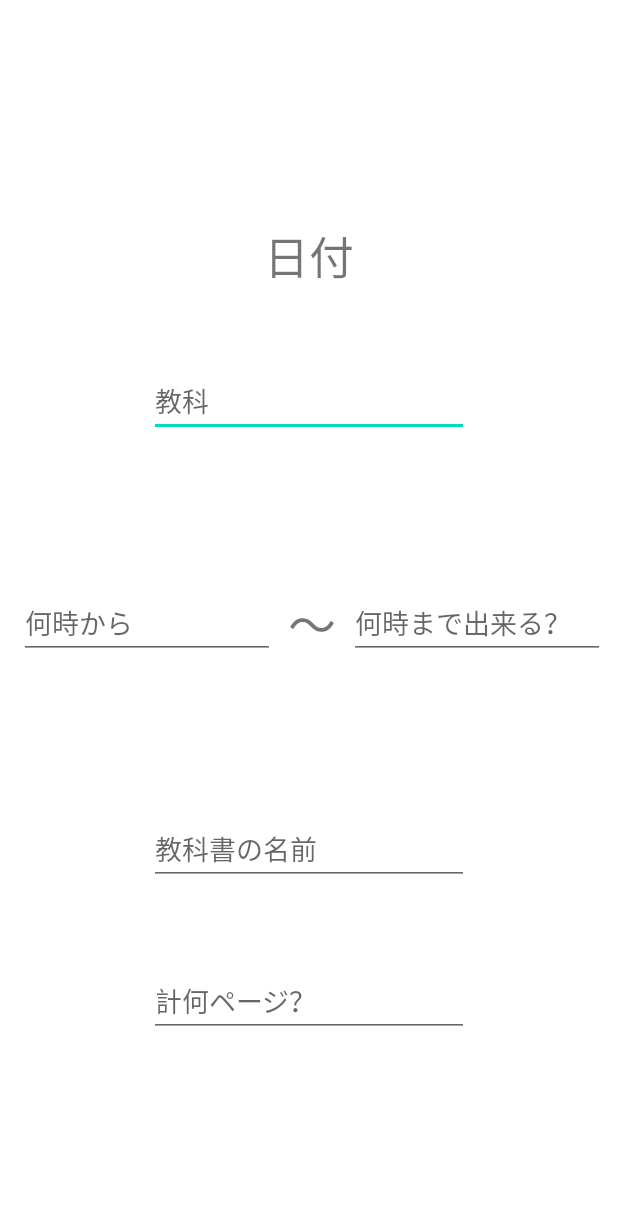
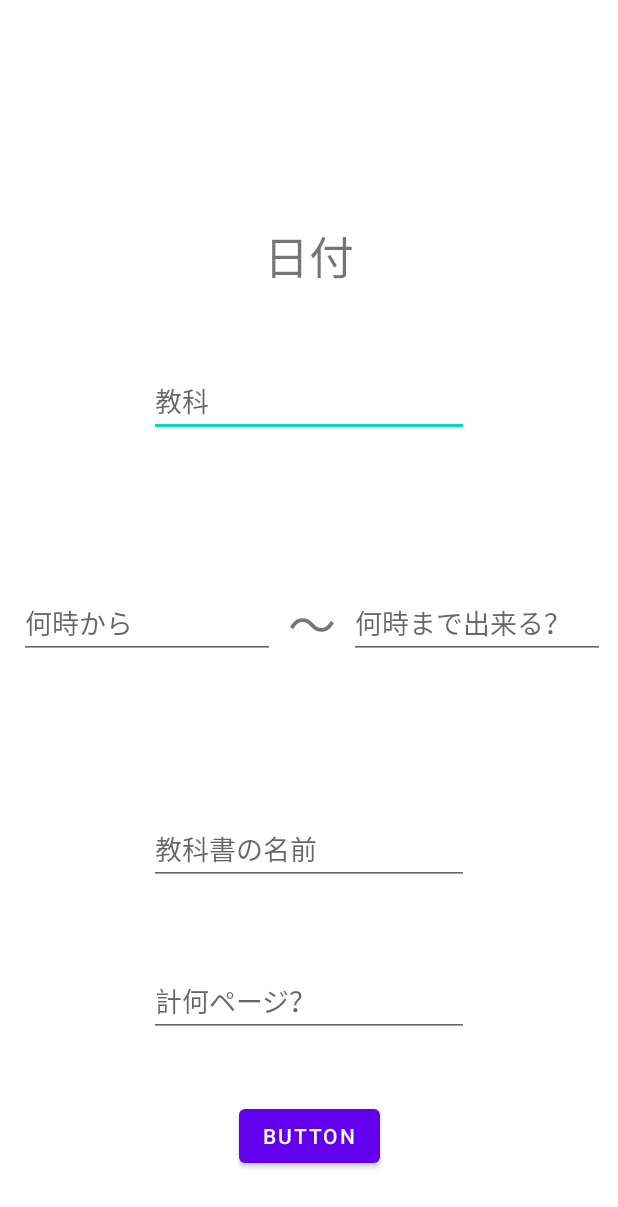
Before and after one commit to 0427majimayu/Create_TMS_Activity, an Android app: the layout activity_edit_task.xml on its own in the app's theme, with its tools: preview values and no code run, on a phone screen of 412 x 824 dp. Shown: the top 1207 px of the screen. Run offline under Robolectric (Android 15) with nearby library versions, the phone set to English and light mode, and no system bars.

Commit message:
2022/2/18

```diff
--- a/app/build.gradle
+++ b/app/build.gradle
@@ -45,7 +45,7 @@ dependencies {
     implementation 'androidx.constraintlayout:constraintlayout:2.1.0'
     implementation "androidx.cardview:cardview:1.0.0"
     implementation "androidx.recyclerview:recyclerview:1.2.1"
-    implementation "io.realm:realm-annotations:7.0.0"
+    implementation "io.realm:realm-annotations:10.10.0"
 
     testImplementation 'junit:junit:4.+'
     androidTestImplementation 'androidx.test.ext:junit:1.1.3'
--- a/app/src/main/java/com/pineapple/create_tms_activity/SplashActivity.kt
+++ b/app/src/main/java/com/pineapple/create_tms_activity/SplashActivity.kt
@@ -31,7 +31,7 @@ class SplashActivity : AppCompatActivity() {
             }
 
             override fun onFinish() {
-              val intent = Intent(applicationContext,WeeklyActivity::class.java)
+              val intent = Intent(applicationContext,TaskActivity::class.java)
                 startActivity(intent)
             }
 
--- a/app/src/main/java/com/pineapple/create_tms_activity/Task.kt
+++ b/app/src/main/java/com/pineapple/create_tms_activity/Task.kt
@@ -11,9 +11,8 @@ import java.util.*
 open class Task (
     @PrimaryKey
     open var id: String = UUID.randomUUID().toString(),
-    open val subject: String,
-    open val date: String
-
+    open var subject: String = "",
+    open var date: String = ""
 ) : RealmObject()
 
 // TODO: RealmObjectを継承しよう
--- a/app/src/main/res/layout/activity_edit_task.xml
+++ b/app/src/main/res/layout/activity_edit_task.xml
@@ -102,4 +102,14 @@
         app:layout_constraintEnd_toEndOf="parent"
         app:layout_constraintStart_toStartOf="parent"
         app:layout_constraintTop_toBottomOf="@id/textbook_nameEdit" />
+
+    <Button
+        android:id="@+id/EditButton"
+        android:layout_width="wrap_content"
+        android:layout_height="wrap_content"
+        android:text="Button"
+        app:layout_constraintTop_toBottomOf="@id/textbook_pageEdit"
+        app:layout_constraintStart_toStartOf="parent"
+        app:layout_constraintBottom_toBottomOf="parent"
+        app:layout_constraintEnd_toEndOf="parent"/>
 </androidx.constraintlayout.widget.ConstraintLayout>
```
Also changed, not shown: app/src/main/java/com/pineapple/create_tms_activity/EditTaskActivity.kt (+28 -1 lines), app/src/main/java/com/pineapple/create_tms_activity/TaskActivity.kt (+11 -12 lines), app/src/main/res/drawable/ic_baseline_add_circle_24.xml (added, +10 -0 lines), app/src/main/res/layout/activity_task.xml (+10 -6 lines), app/src/main/res/values/themes.xml (+9 -0 lines).
